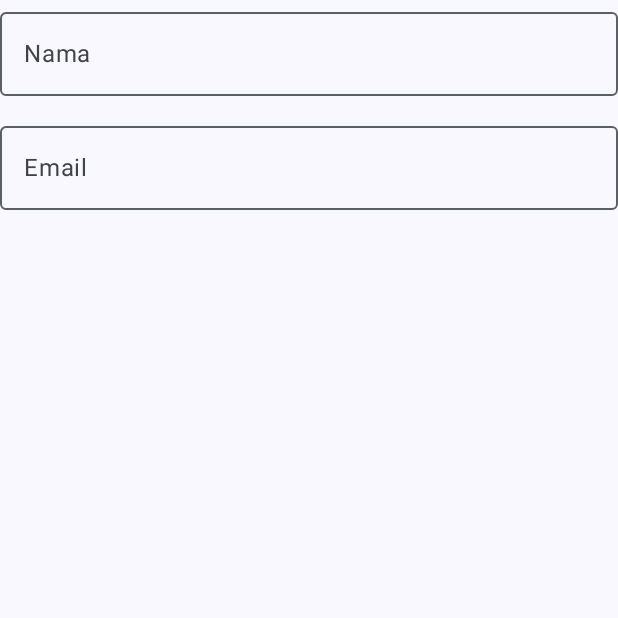
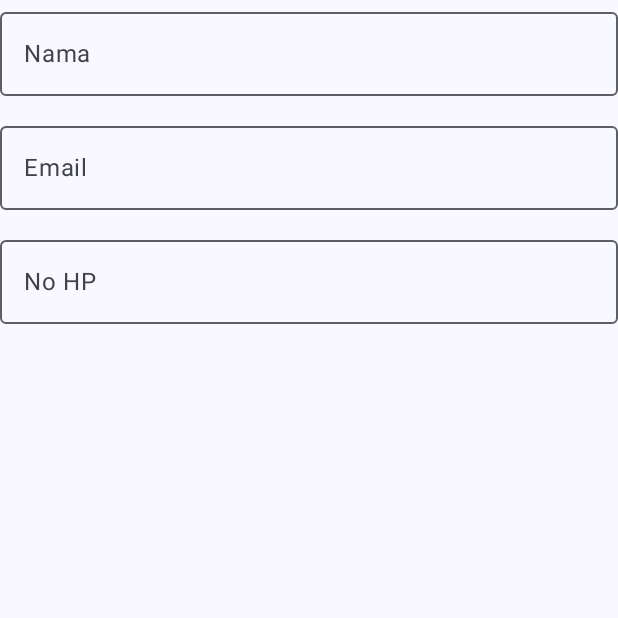
Before and after one commit to BagusAhlulTriMP/039_RestAPI, an Android app built with Jetpack Compose: the composable FormInputSiswa shown on its own in the app's theme, on a phone screen of 412 x 824 dp, the top half of it. Run offline under Robolectric (Android 15) with nearby library versions, the phone set to English and light mode, and no system bars.

```diff
--- a/app/src/main/java/com/example/datainternet/ui/theme/kontak/screen/viewmodel/InsertScreen.kt
+++ b/app/src/main/java/com/example/datainternet/ui/theme/kontak/screen/viewmodel/InsertScreen.kt
@@ -39,5 +39,14 @@ fun FormInputSiswa(
             enabled = enabled,
             singleLine = true
         )
+
+        OutlinedTextField(
+            value = insertUiEvent.nohp,
+            onValueChange = { onValueChange(insertUiEvent.copy(nohp = it)) },
+            label = { Text("No HP") },
+            modifier = Modifier.fillMaxWidth(),
+            enabled = enabled,
+            singleLine = true
+        )
     }
 }
```
